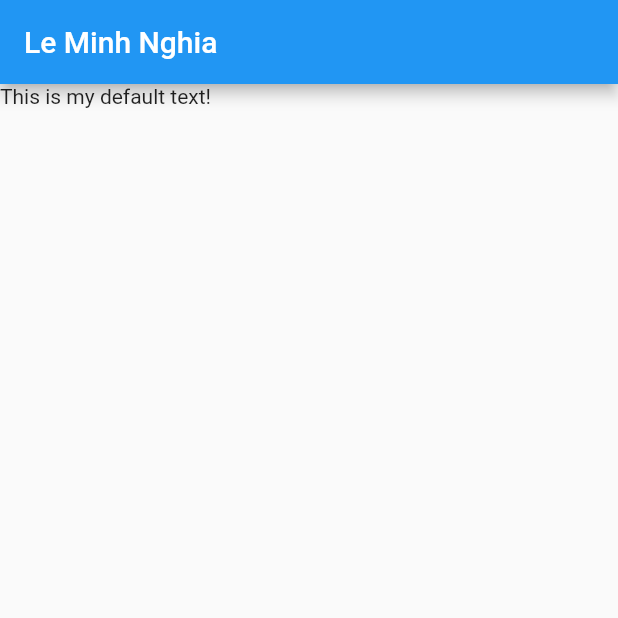
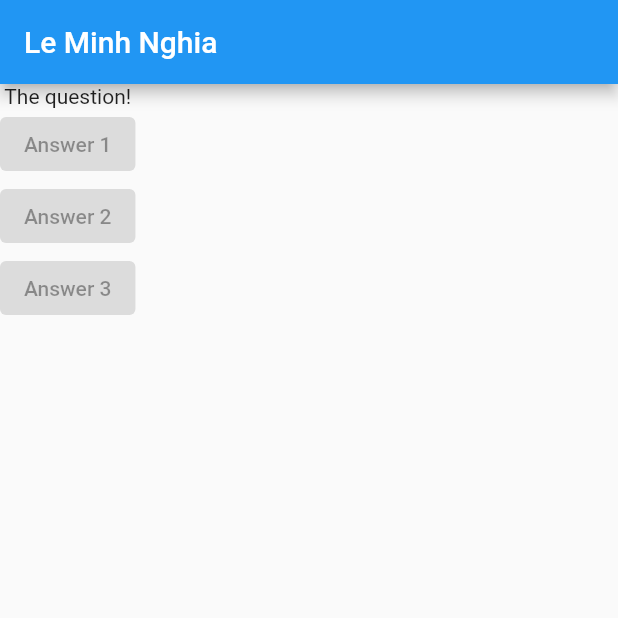
Before and after one commit to nghialmgcd201527/flutter_udemy_guidance, a Flutter app: the screen it shows after launch, on a phone screen of 412 x 824 dp, the top half of it. Run offline on Flutter 3.47's test engine with Material 2 defaults, Android fonts, the phone set to English and light mode, and no system bars.

Commit message:
lecture 30

```diff
--- a/lib/main.dart
+++ b/lib/main.dart
@@ -9,12 +9,27 @@ void main() => runApp(MyApp());
 class MyApp extends StatelessWidget {
   @override
   Widget build(BuildContext context) {
+    var questions = ['What\'s your name?', 'How are u?'];
     return MaterialApp(
       home: Scaffold(
         appBar: AppBar(
           title: Text('Le Minh Nghia'),
         ),
-        body: Text('This is my default text!'),
+        body: Column(children: [
+          Text('The question!'),
+          ElevatedButton(
+            child: Text('Answer 1'),
+            onPressed: null,
+          ),
+          ElevatedButton(
+            child: Text('Answer 2'),
+            onPressed: null,
+          ),
+          ElevatedButton(
+            child: Text('Answer 3'),
+            onPressed: null,
+          ),
+        ]),
       ),
     );
   }
```
